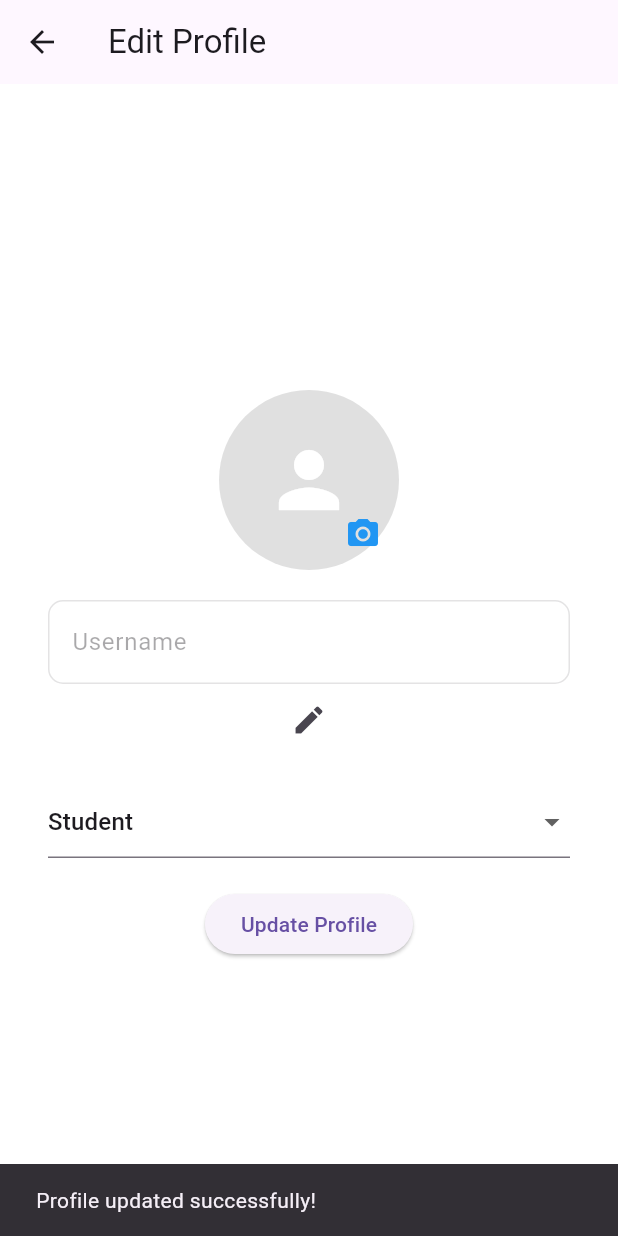
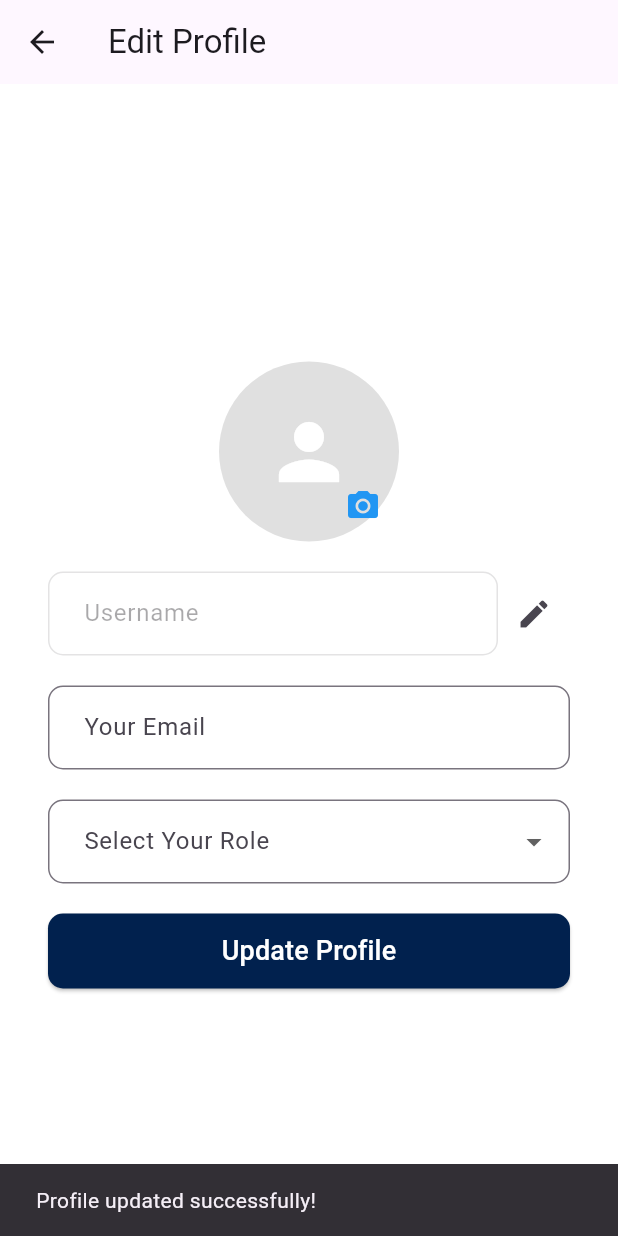
Before and after one commit to HafsaQureshi1/FYP_UNI-verse_f21, a Flutter app: the ProfilePage screen opened directly, after a tap on the "edit" icon, after a tap on "Update Profile", on a phone screen of 412 x 824 dp. Run offline on Flutter 3.47's test engine with Material 3 defaults, Android fonts, the phone set to English and light mode, and no system bars; our stand-ins replace cloud_firestore, file_picker, firebase_auth, firebase_core, firebase_messaging, firebase_storage and 3 more; accounts and stored records are empty; project files that could hold a hidden picture were left out.

Commit message:
resolve errors in profile image in profile settings

```diff
--- a/lib/profile_page.dart
+++ b/lib/profile_page.dart
@@ -43,21 +43,29 @@ class _ProfilePageState extends State<ProfilePage> {
         await _firestore.collection('users').doc(user!.uid).get();
 
     if (userDoc.exists) {
+      String? roleFromDB = userDoc['role'] ?? '';
+
+      if (mounted) {  // Check if widget is still in the tree
         setState(() {
           usernameController.text = userDoc['username'] ?? '';
-          selectedRole = userDoc['role'] ?? 'Student';
           profileImageUrl = userDoc['profileImage'];
+
+          // Ensure the fetched role exists in the dropdown items
+          List<String> validRoles = ['Student', 'Alumni'];
+          selectedRole = validRoles.contains(roleFromDB) ? roleFromDB : null;
         });
       }
     }
   }
+}
+
 
   Future<void> _updateUsername() async {
     if (user != null) {
       await _firestore.collection('users').doc(user!.uid).update({
         'username': usernameController.text,
         'role': selectedRole,
-        'profileImage': profileImageUrl, // Ensure this is not lost
+        'profilePicture': profileImageUrl, // Ensure this is not lost
       });
 
       ScaffoldMessenger.of(context).showSnackBar(
@@ -116,6 +124,7 @@ class _ProfilePageState extends State<ProfilePage> {
     'profileImage': imageUrl,
   });
 
+  if (mounted) {  // Check if widget is still in the tree
     setState(() {
       profileImageUrl = imageUrl;
     });
@@ -124,6 +133,10 @@ class _ProfilePageState extends State<ProfilePage> {
       const SnackBar(content: Text("Profile image updated!")),
     );
   }
+}
+
+  // Fetch updated data to refresh the UI
+
 
   Future<String?> _uploadImageToCloudinaryMobile(File imageFile) async {
     return _uploadImageToCloudinary(imageFile.readAsBytesSync());
@@ -211,13 +224,20 @@ class _ProfilePageState extends State<ProfilePage> {
                 ),
                 const SizedBox(height: 20),
 
-                TextField(
+                // Username Field with Edit Option
+                Row(
+                  children: [
+                    Expanded(
+                      child: TextField(
                         controller: usernameController,
                         enabled: isEditing,
                         decoration: InputDecoration(
                           labelText: 'Username',
                           border: OutlineInputBorder(
                             borderRadius: BorderRadius.circular(10.0),
+                          ),
+                          contentPadding: const EdgeInsets.symmetric(
+                              vertical: 16.0, horizontal: 20.0),
                         ),
                       ),
                     ),
@@ -233,22 +253,63 @@ class _ProfilePageState extends State<ProfilePage> {
                         }
                       },
                     ),
+                  ],
+                ),
                 const SizedBox(height: 20),
 
+                // Email Field (Read-Only)
+                TextField(
+                  controller: TextEditingController(text: user?.email ?? ''),
+                  readOnly: true,
+                  decoration: InputDecoration(
+                    labelText: 'Your Email',
+                    border: OutlineInputBorder(
+                      borderRadius: BorderRadius.circular(10.0),
+                    ),
+                    contentPadding: const EdgeInsets.symmetric(
+                        vertical: 16.0, horizontal: 20.0),
+                  ),
+                ),
+                const SizedBox(height: 20),
+
+                // Role Dropdown (Editable)
                 DropdownButtonFormField<String>(
                   value: selectedRole,
+                  decoration: InputDecoration(
+                    labelText: 'Select Your Role',
+                    border: OutlineInputBorder(
+                      borderRadius: BorderRadius.circular(10.0),
+                    ),
+                    contentPadding: const EdgeInsets.symmetric(
+                        vertical: 16.0, horizontal: 20.0),
+                  ),
                    items: const [
     DropdownMenuItem(value: 'Student', child: Text('Student')),
     DropdownMenuItem(value: 'Alumni', child: Text('Alumni')),
+
   ],
-                  onChanged: (value) => setState(() => selectedRole = value),
+                  onChanged: (value) {
+                    setState(() {
+                      selectedRole = value;
+                    });
+                  },
                 ),
-
                 const SizedBox(height: 20),
 
+                // Update Profile Button
                 ElevatedButton(
                   onPressed: _updateUsername,
-                  child: const Text('Update Profile'),
+                  style: ElevatedButton.styleFrom(
+                    minimumSize: const Size(double.infinity, 50),
+                    shape: RoundedRectangleBorder(
+                      borderRadius: BorderRadius.circular(10.0),
+                    ),
+                    backgroundColor: const Color(0xFF01214E),
+                  ),
+                  child: const Text(
+                    'Update Profile',
+                    style: TextStyle(fontSize: 18, color: Colors.white),
+                  ),
                 ),
               ],
             ),
```
Lines whose indentation alone changed are shown as unchanged.
